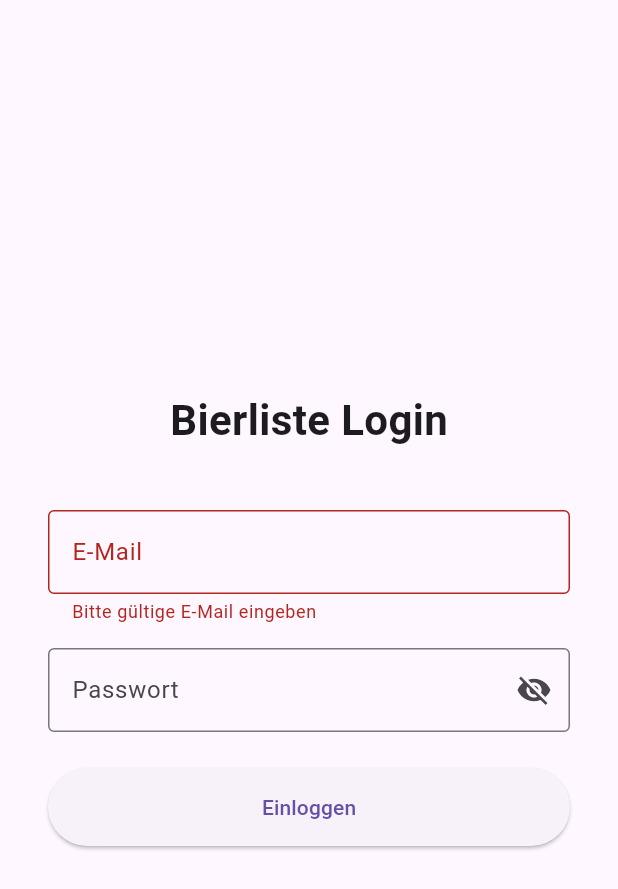
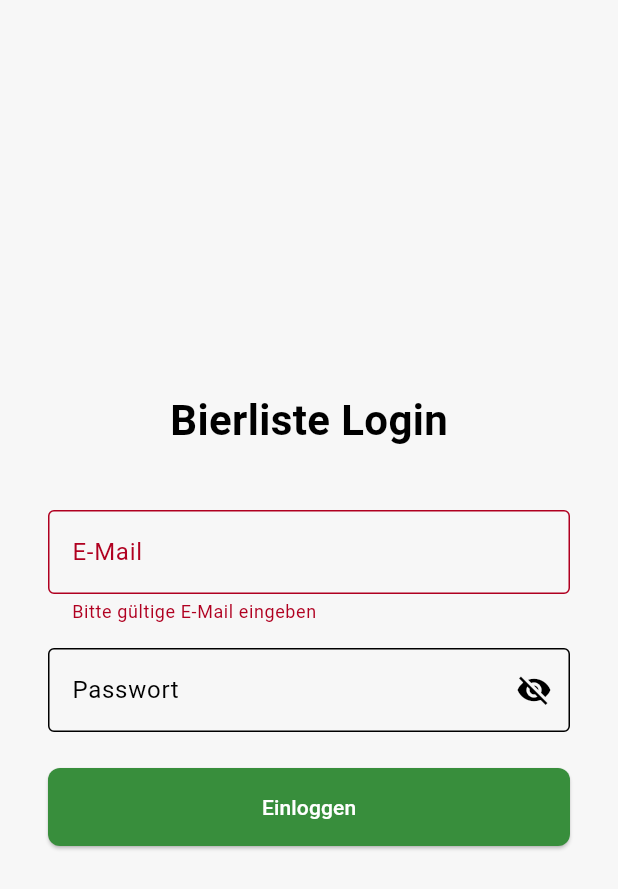
Before and after one commit to HolzKopf108/bierliste-frontend, a Flutter app: the screen it shows after launch, after a tap on "Einloggen", on a phone screen of 412 x 824 dp. Shown: the top 889 px of the screen. Run offline on Flutter 3.47's test engine with Material 3 defaults, Android fonts, the light colour scheme and no system bars; our stand-ins replace shared_preferences.

Commit message:
add more pages

```diff
--- a/lib/app.dart
+++ b/lib/app.dart
@@ -1,16 +1,24 @@
 import 'package:flutter/material.dart';
-// oder später group_page.dart
-import 'screens/loading_page.dart';
+import 'package:provider/provider.dart';
+import 'providers/theme_provider.dart';
+import 'config/app_theme.dart';
+import 'routes/app_routes.dart';
 
 class BierlisteApp extends StatelessWidget {
   const BierlisteApp({super.key});
 
   @override
   Widget build(BuildContext context) {
+    final themeProvider = Provider.of<ThemeProvider>(context);
+
     return MaterialApp(
       title: 'Bierliste',
-      theme: ThemeData(primarySwatch: Colors.brown),
-      home: const LoadingPage(), // Entscheidet später dynamisch
+      debugShowCheckedModeBanner: false,
+      theme: AppTheme.light,
+      darkTheme: AppTheme.dark,
+      themeMode: themeProvider.themeMode,
+      initialRoute: '/',
+      onGenerateRoute: AppRoutes.onGenerateRoute,
     );
   }
 }
--- /dev/null
+++ b/lib/config/app_theme.dart
@@ -0,0 +1,59 @@
+import 'package:flutter/material.dart';
+
+class AppTheme {
+  static ThemeData get light => ThemeData(
+        brightness: Brightness.light,
+        scaffoldBackgroundColor: const Color(0xFFF7F7F7), // helles Grau
+        appBarTheme: const AppBarTheme(
+          backgroundColor: Color(0xFFE0E0E0), // etwas dunkler als Scaffold
+          foregroundColor: Colors.black87,
+          elevation: 1,
+        ),
+        colorScheme: const ColorScheme.light(
+          primary: Color(0xFF388E3C),     // Grün
+          secondary: Color(0xFF8BC34A),   // Hellgrün
+          surface: Color(0xFFE0E0E0),
+          onPrimary: Colors.white,
+        ),
+        elevatedButtonTheme: ElevatedButtonThemeData(
+          style: ElevatedButton.styleFrom(
+            backgroundColor: Color(0xFF388E3C), // Primary-Grün
+            foregroundColor: Colors.white,
+            shape: RoundedRectangleBorder(
+              borderRadius: BorderRadius.all(Radius.circular(8)),
+            ),
+            padding: const EdgeInsets.symmetric(vertical: 16, horizontal: 24),
+          ),
+        ),
+        cardColor: Colors.white,
+        useMaterial3: true,
+      );
+
+  static ThemeData get dark => ThemeData(
+      brightness: Brightness.dark,
+      scaffoldBackgroundColor: const Color(0xFF1F1F1F),
+      appBarTheme: const AppBarTheme(
+        backgroundColor: Color(0xFF2A2A2A),
+        foregroundColor: Colors.white,
+        elevation: 0,
+      ),
+      colorScheme: const ColorScheme.dark(
+        primary: Color(0xFF66BB6A), // neues Grün
+        secondary: Color(0xFF388E3C), // satteres Grün
+        surface: Color(0xFF2A2A2A),
+        onPrimary: Colors.black,
+      ),
+      elevatedButtonTheme: ElevatedButtonThemeData(
+        style: ElevatedButton.styleFrom(
+          backgroundColor: const Color(0xFF66BB6A),
+          foregroundColor: Colors.black,
+          shape: const RoundedRectangleBorder(
+            borderRadius: BorderRadius.all(Radius.circular(8)),
+          ),
+          padding: const EdgeInsets.symmetric(vertical: 16, horizontal: 24),
+        ),
+      ),
+      cardColor: const Color(0xFF2D2D2D),
+      useMaterial3: true,
+    );
+}
--- a/lib/main.dart
+++ b/lib/main.dart
@@ -1,4 +1,17 @@
 import 'package:flutter/material.dart';
+import 'package:provider/provider.dart';
+import 'providers/theme_provider.dart';
 import 'app.dart';
 
-void main() => runApp(const BierlisteApp());
+void main() async {
+  WidgetsFlutterBinding.ensureInitialized();
+  final themeProvider = ThemeProvider();
+  await themeProvider.loadTheme();
+
+  runApp(
+    ChangeNotifierProvider.value(
+      value: themeProvider,
+      child: const BierlisteApp(),
+    ),
+  );
+}
--- /dev/null
+++ b/lib/providers/theme_provider.dart
@@ -0,0 +1,26 @@
+import 'package:flutter/material.dart';
+import 'package:shared_preferences/shared_preferences.dart';
+
+class ThemeProvider extends ChangeNotifier {
+  static const _themeKey = 'app_theme';
+
+  ThemeMode _themeMode = ThemeMode.system;
+  ThemeMode get themeMode => _themeMode;
+
+  Future<void> loadTheme() async {
+    final prefs = await SharedPreferences.getInstance();
+    final themeString = prefs.getString(_themeKey) ?? 'system';
+
+    _themeMode = ThemeMode.values.firstWhere(
+      (mode) => mode.name == themeString,
+      orElse: () => ThemeMode.system,
+    );
+  }
+
+  Future<void> setTheme(ThemeMode mode) async {
+    _themeMode = mode;
+    final prefs = await SharedPreferences.getInstance();
+    await prefs.setString(_themeKey, mode.name);
+    notifyListeners();
+  }
+}
--- /dev/null
+++ b/lib/routes/app_routes.dart
@@ -0,0 +1,46 @@
+import 'package:bierliste/screens/group_overview_page.dart';
+import 'package:flutter/material.dart';
+import '../screens/loading_page.dart';
+import '../screens/login_page.dart';
+import '../screens/counter_page.dart';
+import '../screens/settings_theme_page.dart';
+import '../screens/settings_overview_page.dart';
+import '../screens/group_home_page.dart';
+
+class AppRoutes {
+  static Route<dynamic> onGenerateRoute(RouteSettings settings) {
+    switch (settings.name) {
+      case '/':
+        return _default(MaterialPageRoute(builder: (_) => const LoadingPage()));
+      case '/login':
+        return _default(MaterialPageRoute(builder: (_) => const LoginPage()));
+      case '/counter':
+        return _slide(const CounterPage());
+      case '/settings':
+        return _slide(const SettingsOverviewPage());
+      case '/theme':
+        return _slide(const SettingsThemePage());
+      case '/groups':
+        return _slide(const GroupOverviewPage());
+      case '/groupDetail':
+        return _slide(GroupHomePage(groupName: settings.arguments as String));
+      default:
+        return _default(MaterialPageRoute(builder: (_) => const LoadingPage()));
+    }
+  }
+
+  static Route _slide(Widget page) {
+    return PageRouteBuilder(
+      pageBuilder: (_, __, ___) => page,
+      transitionsBuilder: (_, animation, __, child) {
+        const begin = Offset(1.0, 0.0);
+        const end = Offset.zero;
+        const curve = Curves.ease;
+        final tween = Tween(begin: begin, end: end).chain(CurveTween(curve: curve));
+        return SlideTransition(position: animation.drive(tween), child: child);
+      },
+    );
+  }
+
+  static Route _default(Route route) => route;
+}
--- a/lib/screens/loading_page.dart
+++ b/lib/screens/loading_page.dart
@@ -1,7 +1,5 @@
 import 'package:flutter/material.dart';
 import 'package:shared_preferences/shared_preferences.dart';
-import 'login_page.dart';
-import 'counter_page.dart';
 
 class LoadingPage extends StatefulWidget {
   const LoadingPage({super.key});
@@ -21,21 +19,12 @@ class _LoadingPageState extends State<LoadingPage> {
     final prefs = await SharedPreferences.getInstance();
     final isLoggedIn = prefs.getBool('loggedIn') ?? false;
 
-    if (!mounted) return; // <- Sicherheit
+    if (!mounted) return;
 
-    if (isLoggedIn) {
-      Navigator.pushReplacement(
-        context,
-        MaterialPageRoute(builder: (_) => const CounterPage()),
-      );
-    } else {
-      Navigator.pushReplacement(
-        context,
-        MaterialPageRoute(builder: (_) => const LoginPage()),
-      );
-    }
+    Navigator.of(context).pushReplacementNamed(
+      isLoggedIn ? '/counter' : '/login',
+    );
   }
-
 
   @override
   Widget build(BuildContext context) {
--- a/lib/screens/login_page.dart
+++ b/lib/screens/login_page.dart
@@ -1,7 +1,5 @@
 import 'package:flutter/material.dart';
 import 'package:shared_preferences/shared_preferences.dart';
-
-import 'loading_page.dart';
 
 class LoginPage extends StatefulWidget {
   const LoginPage({super.key});
@@ -21,7 +19,7 @@ class _LoginPageState extends State<LoginPage> {
     if (_formKey.currentState!.validate()) {
       setState(() => _isLoading = true);
 
-      // Simulierter API Call (später durch echten ersetzen)
+      // Simulierter API Call
       await Future.delayed(const Duration(seconds: 2));
 
       // Login-Status speichern
@@ -31,11 +29,8 @@ class _LoginPageState extends State<LoginPage> {
       if (!mounted) return;
       setState(() => _isLoading = false);
 
-      // Zurück zur LoadingPage → prüft erneut den Login-Zustand
-      Navigator.pushReplacement(
-        context,
-        MaterialPageRoute(builder: (_) => const LoadingPage()),
-      );
+      // Weiterleiten zur Counter-Seite (zentral geroutet)
+      Navigator.of(context).pushReplacementNamed('/counter');
     }
   }
 
@@ -76,15 +71,13 @@ class _LoginPageState extends State<LoginPage> {
                     obscureText: !_passwordVisible,
                     decoration: InputDecoration(
                       labelText: 'Passwort',
-                      border: OutlineInputBorder(),
+                      border: const OutlineInputBorder(),
                       suffixIcon: IconButton(
                         icon: Icon(
                           _passwordVisible ? Icons.visibility : Icons.visibility_off,
                         ),
                         onPressed: () {
-                          setState(() {
-                            _passwordVisible = !_passwordVisible;
-                          });
+                          setState(() => _passwordVisible = !_passwordVisible);
                         },
                       ),
                     ),
--- a/pubspec.yaml
+++ b/pubspec.yaml
@@ -10,6 +10,7 @@ dependencies:
   flutter:
     sdk: flutter
   http: ^1.2.1
+  provider: ^6.1.1
   shared_preferences: ^2.5.3
 
 dev_dependencies:
```
Also changed, not shown: lib/screens/counter_page.dart (+20 -10 lines), lib/screens/group_home_page.dart (added, +164 -0 lines), lib/screens/group_overview_page.dart (added, +80 -0 lines), lib/screens/settings_overview_page.dart (added, +89 -0 lines), lib/screens/settings_theme_page.dart (added, +40 -0 lines), lib/widgets/toast.dart (added, +78 -0 lines), pubspec.lock.
